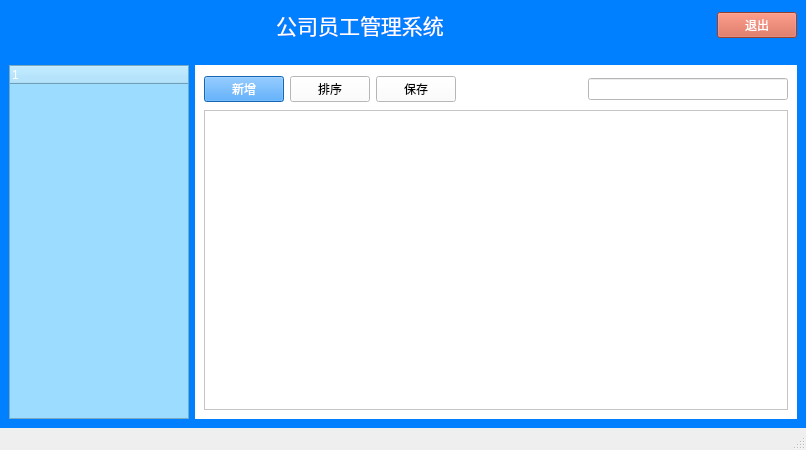
First picture: the form in src/Forms/mainwindow.ui, repository daizxn/CPP_Project, before the edit.
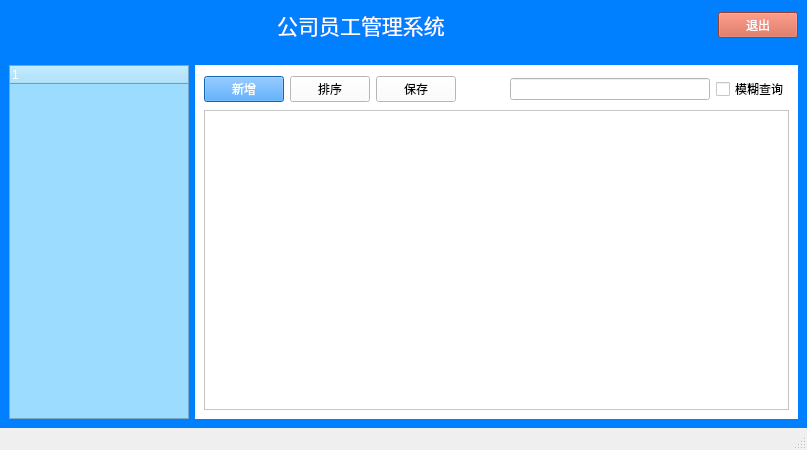
Second picture: the form after the edit. The open tabs and pages were chosen to show the change. Icons and pictures are not drawn.

```diff
--- a/src/Forms/mainwindow.ui
+++ b/src/Forms/mainwindow.ui
@@ -132,6 +132,28 @@
          </property>
          <widget class="QWidget" name="employPage">
           <layout class="QGridLayout" name="gridLayout_4">
+           <item row="0" column="5">
+            <widget class="QLabel" name="searchIcon">
+             <property name="minimumSize">
+              <size>
+               <width>30</width>
+               <height>30</height>
+              </size>
+             </property>
+             <property name="maximumSize">
+              <size>
+               <width>30</width>
+               <height>30</height>
+              </size>
+             </property>
+             <property name="styleSheet">
+              <string notr="true">border-image: url(:/img/img/search.png);</string>
+             </property>
+             <property name="text">
+              <string/>
+             </property>
+            </widget>
+           </item>
            <item row="0" column="0">
             <widget class="QPushButton" name="addButton">
              <property name="styleSheet">
@@ -143,54 +165,6 @@
              </property>
             </widget>
            </item>
-           <item row="0" column="4">
-            <widget class="QLabel" name="searchIcon">
-             <property name="minimumSize">
-              <size>
-               <width>30</width>
-               <height>30</height>
-              </size>
-             </property>
-             <property name="maximumSize">
-              <size>
-               <width>30</width>
-               <height>30</height>
-              </size>
-             </property>
-             <property name="styleSheet">
-              <string notr="true">border-image: url(:/img/img/search.png);</string>
-             </property>
-             <property name="text">
-              <string/>
-             </property>
-            </widget>
-           </item>
-           <item row="0" column="1">
-            <widget class="QPushButton" name="sortButton">
-             <property name="text">
-              <string>排序</string>
-             </property>
-            </widget>
-           </item>
-           <item row="1" column="0" colspan="6">
-            <widget class="QTableWidget" name="employeeTableWidget"/>
-           </item>
-           <item row="0" column="5">
-            <widget class="QLineEdit" name="lineEdit">
-             <property name="minimumSize">
-              <size>
-               <width>200</width>
-               <height>0</height>
-              </size>
-             </property>
-             <property name="maximumSize">
-              <size>
-               <width>200</width>
-               <height>16777215</height>
-              </size>
-             </property>
-            </widget>
-           </item>
            <item row="0" column="3">
             <spacer name="horizontalSpacer_3">
              <property name="orientation">
@@ -211,6 +185,39 @@
              </property>
             </widget>
            </item>
+           <item row="0" column="6">
+            <widget class="QLineEdit" name="lineEdit">
+             <property name="minimumSize">
+              <size>
+               <width>200</width>
+               <height>0</height>
+              </size>
+             </property>
+             <property name="maximumSize">
+              <size>
+               <width>200</width>
+               <height>16777215</height>
+              </size>
+             </property>
+            </widget>
+           </item>
+           <item row="0" column="1">
+            <widget class="QPushButton" name="sortButton">
+             <property name="text">
+              <string>排序</string>
+             </property>
+            </widget>
+           </item>
+           <item row="0" column="7">
+            <widget class="QCheckBox" name="checkBox">
+             <property name="text">
+              <string>模糊查询</string>
+             </property>
+            </widget>
+           </item>
+           <item row="1" column="0" colspan="8">
+            <widget class="QTableWidget" name="employeeTableWidget"/>
+           </item>
           </layout>
          </widget>
          <widget class="QWidget" name="page_2"/>
```
Left out of the diff: 30 changed lines with no effect on the pictures.
